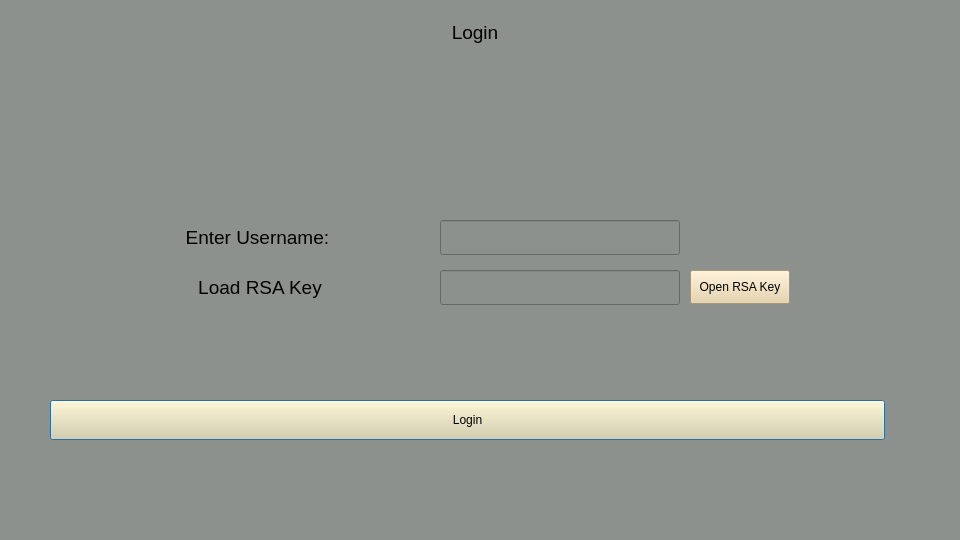
Above: login.ui from dark-anub1s/CyberVault before the change. Below: the same form after it.
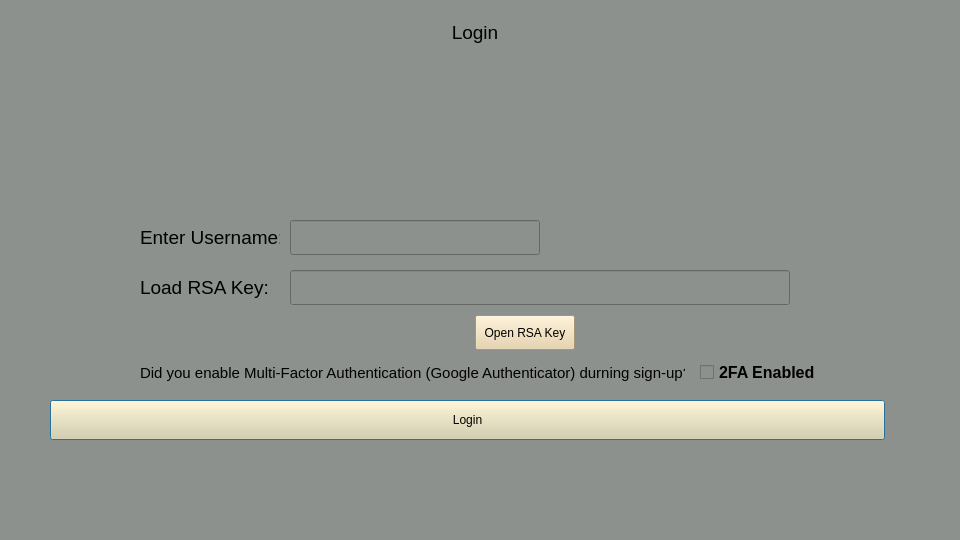
That is the form after the change.

What changed in the file:
```diff
--- a/login.ui
+++ b/login.ui
@@ -77,7 +77,7 @@
     <rect>
      <x>140</x>
      <y>220</y>
-     <width>240</width>
+     <width>140</width>
      <height>35</height>
     </rect>
    </property>
@@ -91,15 +91,15 @@
     <string>Enter Username: </string>
    </property>
    <property name="alignment">
-    <set>Qt::AlignCenter</set>
+    <set>Qt::AlignLeading|Qt::AlignLeft|Qt::AlignVCenter</set>
    </property>
   </widget>
   <widget class="QLineEdit" name="user_entry">
    <property name="geometry">
     <rect>
-     <x>440</x>
+     <x>290</x>
      <y>220</y>
-     <width>240</width>
+     <width>250</width>
      <height>35</height>
     </rect>
    </property>
@@ -109,7 +109,7 @@
     <rect>
      <x>140</x>
      <y>270</y>
-     <width>240</width>
+     <width>140</width>
      <height>35</height>
     </rect>
    </property>
@@ -120,18 +120,18 @@
     </font>
    </property>
    <property name="text">
-    <string>Load RSA Key</string>
+    <string>Load RSA Key:</string>
    </property>
    <property name="alignment">
-    <set>Qt::AlignCenter</set>
+    <set>Qt::AlignLeading|Qt::AlignLeft|Qt::AlignVCenter</set>
    </property>
   </widget>
   <widget class="QLineEdit" name="rsa_key_entry">
    <property name="geometry">
     <rect>
-     <x>440</x>
+     <x>290</x>
      <y>270</y>
-     <width>240</width>
+     <width>500</width>
      <height>35</height>
     </rect>
    </property>
@@ -145,10 +145,10 @@
   <widget class="QPushButton" name="load_rsa_button">
    <property name="geometry">
     <rect>
-     <x>690</x>
-     <y>270</y>
+     <x>475</x>
+     <y>315</y>
      <width>100</width>
-     <height>34</height>
+     <height>35</height>
     </rect>
    </property>
    <property name="styleSheet">
@@ -158,6 +158,46 @@
     <string>Open RSA Key</string>
    </property>
   </widget>
+  <widget class="QLabel" name="mfa_label">
+   <property name="geometry">
+    <rect>
+     <x>140</x>
+     <y>355</y>
+     <width>545</width>
+     <height>35</height>
+    </rect>
+   </property>
+   <property name="font">
+    <font>
+     <family>Arial</family>
+     <pointsize>11</pointsize>
+    </font>
+   </property>
+   <property name="text">
+    <string>Did you enable Multi-Factor Authentication (Google Authenticator) durning sign-up?</string>
+   </property>
+  </widget>
+  <widget class="QCheckBox" name="mfa_checkBox">
+   <property name="geometry">
+    <rect>
+     <x>700</x>
+     <y>355</y>
+     <width>121</width>
+     <height>35</height>
+    </rect>
+   </property>
+   <property name="font">
+    <font>
+     <family>Arial</family>
+     <pointsize>12</pointsize>
+     <weight>75</weight>
+     <bold>true</bold>
+    </font>
+   </property>
+   <property name="text">
+    <string>2FA Enabled</string>
+   </property>
+  </widget>
  </widget>
  <resources/>
  <connections/>
```
